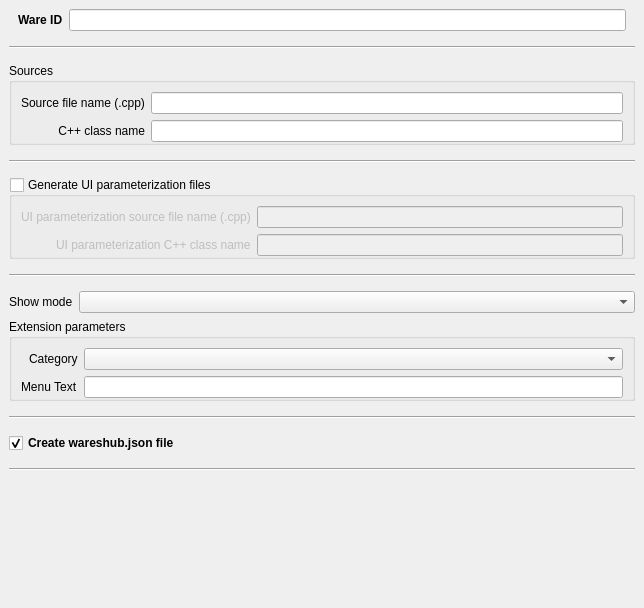
This is src/openfluid/ui/waresdev/NewWareDialog.ui in OpenFLUID/openfluid as Qt 5 draws it before an edit. The edited form follows.
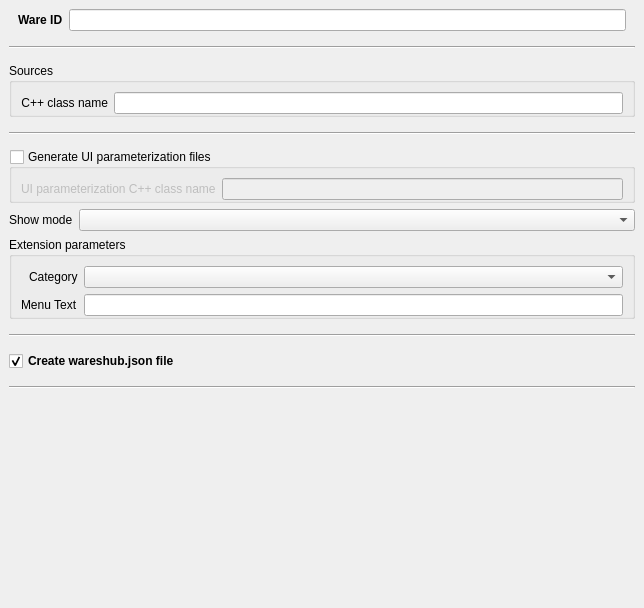
This is the edited form.

Commit message:
Introduction of standard sources tree for wares
* Refactored creation of wares using standard sources tree
* Update of CMake modules for OpenFLUID
* Update of style checker tool

(closes OpenFLUID/openfluid#717)
(references OpenFLUID/openfluid#973)

What changed in the file:
```diff
--- a/src/openfluid/ui/waresdev/NewWareDialog.ui
+++ b/src/openfluid/ui/waresdev/NewWareDialog.ui
@@ -113,23 +113,6 @@
          <number>0</number>
         </property>
         <item row="0" column="0">
-         <widget class="QLabel" name="SourceFilename_label">
-          <property name="text">
-           <string>Source file name (.cpp)</string>
-          </property>
-         </widget>
-        </item>
-        <item row="0" column="1">
-         <widget class="QLineEdit" name="SourceFilenameEdit">
-          <property name="text">
-           <string/>
-          </property>
-          <property name="placeholderText">
-           <string/>
-          </property>
-         </widget>
-        </item>
-        <item row="1" column="0">
          <widget class="QLabel" name="label_13">
           <property name="text">
            <string>C++ class name</string>
@@ -139,7 +122,7 @@
           </property>
          </widget>
         </item>
-        <item row="1" column="1">
+        <item row="0" column="1">
          <widget class="QLineEdit" name="ClassNameEdit">
           <property name="text">
            <string/>
@@ -229,30 +212,13 @@
                <number>0</number>
               </property>
               <item row="0" column="0">
-               <widget class="QLabel" name="UiParamSourceFilename_label">
-                <property name="text">
-                 <string>UI parameterization source file name (.cpp)</string>
-                </property>
-               </widget>
-              </item>
-              <item row="0" column="1">
-               <widget class="QLineEdit" name="UiParamSourceFilenameEdit">
-                <property name="text">
-                 <string/>
-                </property>
-                <property name="placeholderText">
-                 <string/>
-                </property>
-               </widget>
-              </item>
-              <item row="1" column="0">
                <widget class="QLabel" name="label_15">
                 <property name="text">
                  <string>UI parameterization C++ class name</string>
                 </property>
                </widget>
               </item>
-              <item row="1" column="1">
+              <item row="0" column="1">
                <widget class="QLineEdit" name="UiParamClassNameEdit">
                 <property name="text">
                  <string/>
@@ -271,40 +237,6 @@
        </layout>
       </widget>
      </item>
-     <item>
-      <widget class="QWidget" name="Sim2docWidget" native="true">
-       <layout class="QVBoxLayout" name="verticalLayout_5">
-        <property name="spacing">
-         <number>6</number>
-        </property>
-        <property name="leftMargin">
-         <number>0</number>
-        </property>
-        <property name="topMargin">
-         <number>0</number>
-        </property>
-        <property name="rightMargin">
-         <number>0</number>
-        </property>
-        <property name="bottomMargin">
-         <number>0</number>
-        </property>
-        <item>
-         <widget class="Line" name="Sim2doc_line">
-          <property name="minimumSize">
-           <size>
-            <width>0</width>
-            <height>20</height>
-           </size>
-          </property>
-          <property name="orientation">
-           <enum>Qt::Horizontal</enum>
-          </property>
-         </widget>
-        </item>
-       </layout>
-      </widget>
-     </item>
      <item>
       <widget class="QWidget" name="BuilderExtWidget" native="true">
        <layout class="QVBoxLayout" name="verticalLayout_6">
@@ -404,7 +336,6 @@
       <widget class="QCheckBox" name="JsonCheckBox">
        <property name="font">
         <font>
-         <weight>75</weight>
          <bold>true</bold>
         </font>
        </property>
```
Left out of the diff: 3 changed lines with no effect on the pictures. The commit also changes 53 other files.
